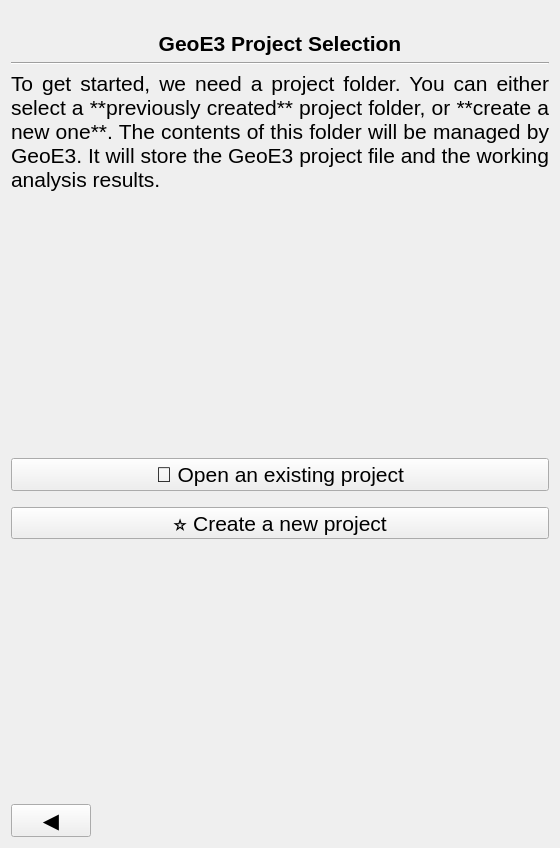
First picture: the form in geest/ui/setup_panel_base.ui, repository worldbank/GEEST, before the edit.
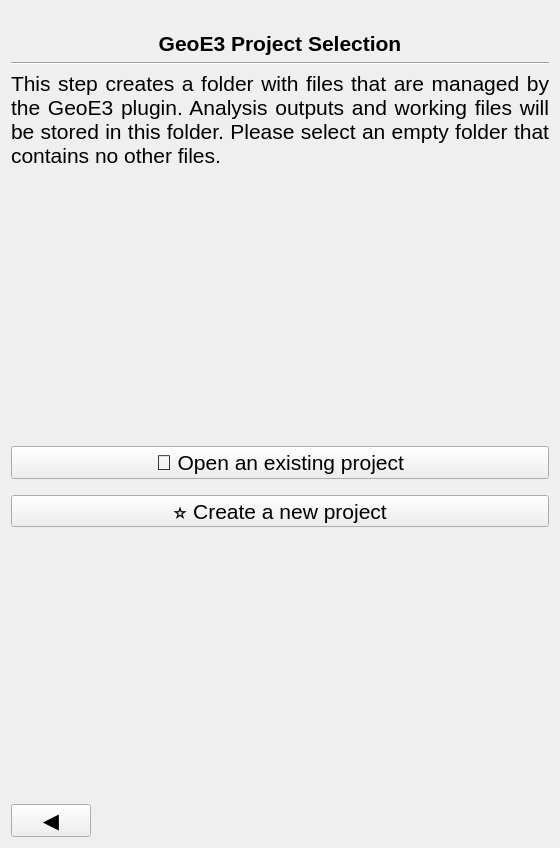
Second picture: the form after the edit. Icons and pictures are not drawn.

Commit message: Fix window title and descriptions in UI and model files

```diff
--- a/geest/ui/setup_panel_base.ui
+++ b/geest/ui/setup_panel_base.ui
@@ -58,7 +58,7 @@
       </font>
      </property>
      <property name="text">
-      <string>To get started, we need a project folder. You can either select a **previously created** project folder, or **create a new one**. The contents of this folder will be managed by GeoE3. It will store the GeoE3 project file and the working analysis results.</string>
+      <string>This step creates a folder with files that are managed by the GeoE3 plugin. Analysis outputs and working files will be stored in this folder. Please select an empty folder that contains no other files.</string>
      </property>
      <property name="textFormat">
       <enum>Qt::MarkdownText</enum>
```
The commit also changes 2 other files.
